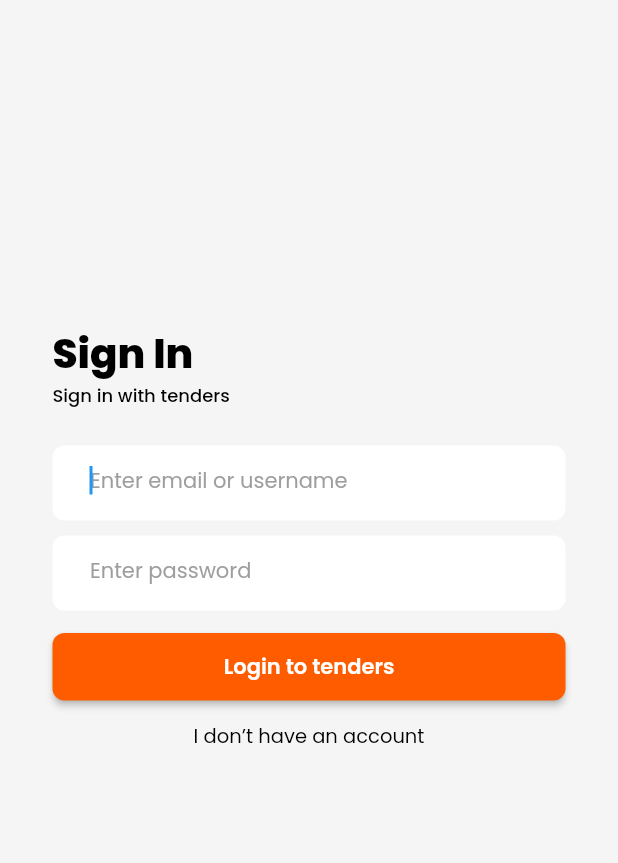
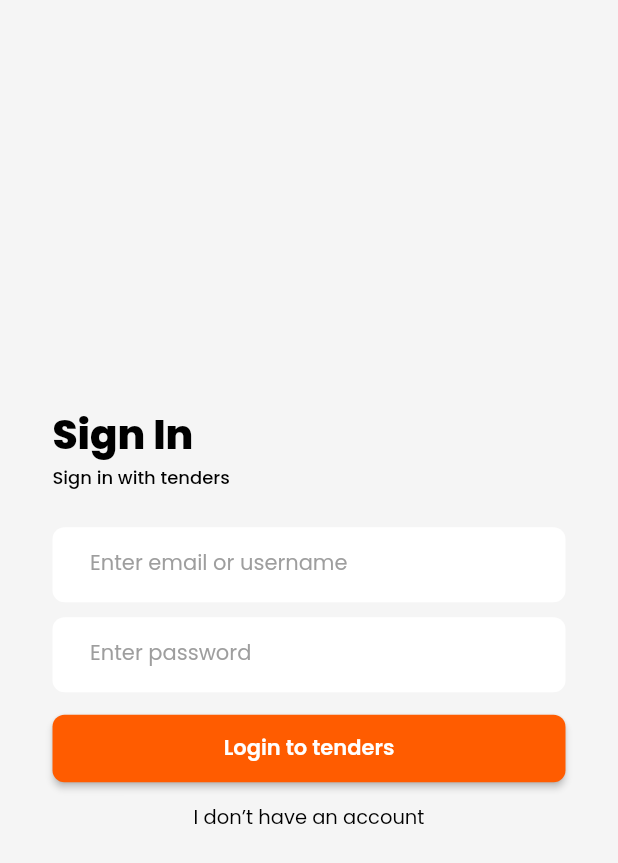
Before and after one commit to 3DHDesign/Tenders-lk-app, a Flutter app: the screen it shows after launch, on a phone screen of 412 x 824 dp. Shown: the top 863 px of the screen. Run offline on Flutter 3.47's test engine with Material 2 defaults, Android fonts, the phone set to English and light mode, and no system bars; our stand-ins replace bloc, dio, equatable, flutter_secure_storage, google_fonts.

Commit message:
make login form styles

```diff
--- a/lib/screens/login/loginScreen.dart
+++ b/lib/screens/login/loginScreen.dart
@@ -14,17 +14,15 @@ class LoginScreen extends StatelessWidget {
   Widget build(BuildContext context) {
     return Scaffold(
       backgroundColor: Colors.grey.shade100,
-      body: SingleChildScrollView(
-        child: SafeArea(
-          child: Container(
-            width: double.infinity,
-            padding: const EdgeInsets.all(35.0),
-            child: Column(
+      body: Container(
+        padding: EdgeInsets.all(35.0),
+        child: Column(
+          mainAxisAlignment: MainAxisAlignment.center,
+          crossAxisAlignment: CrossAxisAlignment.start,
+          children: [
+            Column(
               crossAxisAlignment: CrossAxisAlignment.start,
               children: [
-                const SizedBox(
-                  height: 180,
-                ),
                 Text(
                   'Sign In',
                   style: GoogleFonts.getFont('Poppins',
@@ -41,6 +39,11 @@ class LoginScreen extends StatelessWidget {
                           fontSize: 12,
                           color: Colors.black)),
                 ),
+              ],
+            ),
+            Column(
+              crossAxisAlignment: CrossAxisAlignment.start,
+              children: [
                 const SizedBox(
                   height: 24,
                 ),
@@ -62,7 +65,11 @@ class LoginScreen extends StatelessWidget {
                 const SizedBox(
                   height: 15,
                 ),
-                const PrimaryButton(),
+                PrimaryButton(
+                  onTap: () {
+                    Navigator.pushNamed(context, '/home');
+                  },
+                ),
                 const SizedBox(
                   height: 14,
                 ),
@@ -78,7 +85,7 @@ class LoginScreen extends StatelessWidget {
                 ),
               ],
             ),
-          ),
+          ],
         ),
       ),
     );
--- a/lib/screens/widgets/PrimaryButton.dart
+++ b/lib/screens/widgets/PrimaryButton.dart
@@ -3,7 +3,8 @@ import 'package:flutter/material.dart';
 import 'package:google_fonts/google_fonts.dart';
 
 class PrimaryButton extends StatelessWidget {
-  const PrimaryButton({super.key});
+  const PrimaryButton({super.key, this.onTap});
+  final VoidCallback? onTap;
 
   @override
   Widget build(BuildContext context) {
@@ -23,9 +24,7 @@ class PrimaryButton extends StatelessWidget {
               ),
             ),
           ),
-          onPressed: () {
-            Navigator.pushNamed(context, '/homeScreen');
-          },
+          onPressed: onTap,
           child: Text(
             'Login to tenders',
             style: GoogleFonts.getFont('Poppins',
--- a/lib/screens/widgets/TextInput.dart
+++ b/lib/screens/widgets/TextInput.dart
@@ -37,7 +37,6 @@ class TextInput extends StatelessWidget {
                 fontSize: 14,
               ),
             )),
-        autofocus: true,
       ),
     );
   }
```
